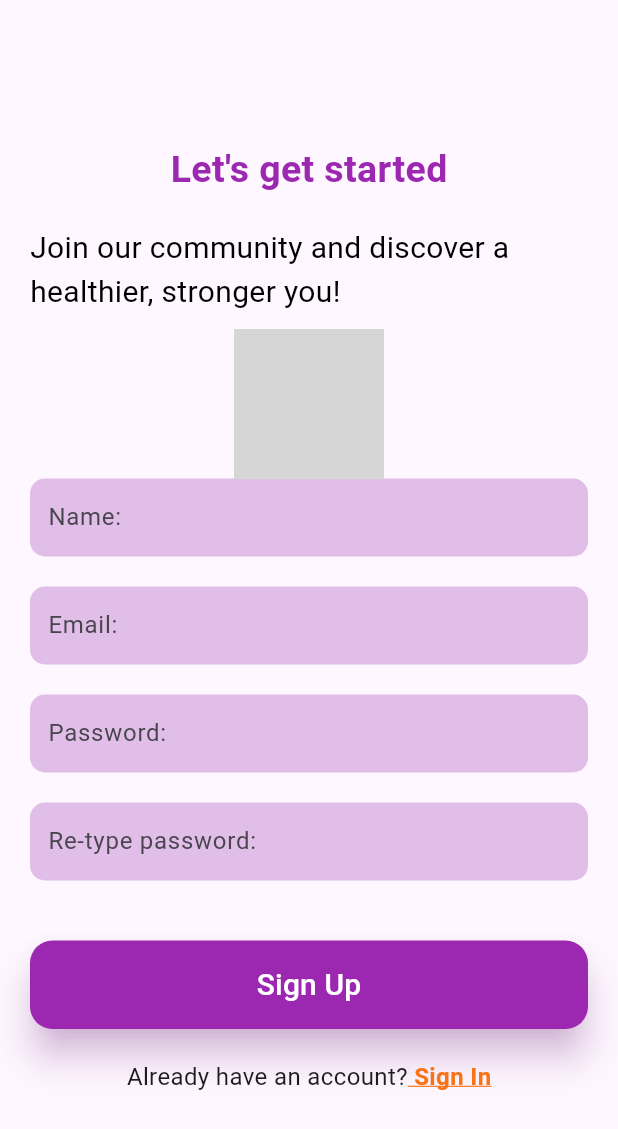
After one commit to youssefalaa10/PureFit, a Flutter app: the SignupScreen screen opened directly, on a phone screen of 412 x 824 dp. The commit adds this screen. Shown: the top 1129 px of the screen. Run offline on Flutter 3.47's test engine with Material 3 defaults, Android fonts, the phone set to English and light mode, and no system bars; our stand-ins replace bloc, dio, dotted_border, flutter_bloc, flutter_screenutil, get_it and 6 more; missing offline and left inert: flutter_ruler_picker; accounts and stored records are empty; statements that could not run were skipped; grey boxes are pictures that could not be loaded.

Commit message:
Added Shima Changes (Login,Welcome,SignUp)

```diff
--- a/lib/Core/Routing/App_Router.dart
+++ b/lib/Core/Routing/App_Router.dart
@@ -2,7 +2,7 @@ import 'package:fitpro/Core/DI/dependency.dart';
 import 'package:fitpro/Core/Shared/Routes.dart';
 import 'package:fitpro/Features/Calories/Ui/calories_screen.dart';
 import 'package:fitpro/Features/Home/home_screen.dart';
-import 'package:fitpro/Features/LoginScreen.dart/Ui/loginPrototyp.dart';
+import 'package:fitpro/Features/LoginScreen.dart%20copy/Ui/login_screen.dart';
 import 'package:fitpro/Features/MyPlan/myplan_screen.dart';
 import 'package:fitpro/Features/Layout/layout_screen.dart';
 import 'package:fitpro/Features/Profile/UI/edit_profile_screen.dart';
@@ -58,7 +58,7 @@ class AppRouter {
       case Routes.sleepScreen:
         return MaterialPageRoute(builder: (_) => const SleepScrean());
       case Routes.loginScreen:
-        return MaterialPageRoute(builder: (_) => const Loginprototyp());
+        return MaterialPageRoute(builder: (_) => const LoginScreen());
       case Routes.exerciseScreen:
         return MaterialPageRoute(builder: (_) => const ExerciseScreen());
       default:
--- a/lib/Features/Exercises/UI/exercise_screen.dart
+++ b/lib/Features/Exercises/UI/exercise_screen.dart
@@ -46,6 +46,7 @@ class ExerciseScreen extends StatelessWidget {
       textColor: Colors.white,
     );
   }
+
   // Program Image
   Widget _buildHeaderImage() {
     return ClipRRect(
--- /dev/null
+++ b/lib/Features/Signup/Ui/signup_screen.dart
@@ -0,0 +1,266 @@
+// ignore_for_file: prefer_const_constructors, prefer_const_literals_to_create_immutables
+
+import 'package:fitpro/Core/Shared/app_colors.dart';
+import 'package:flutter/material.dart';
+
+class SignupScreen extends StatefulWidget {
+  const SignupScreen({super.key});
+
+  @override
+  _SignupScreenState createState() => _SignupScreenState();
+}
+
+class _SignupScreenState extends State<SignupScreen> {
+  bool isHoveredEmail = false; // Hover state for email field
+  bool isHoveredPassword = false; // Hover state for password field
+  FocusNode emailFocusNode = FocusNode();
+  FocusNode passwordFocusNode = FocusNode();
+
+  @override
+  void initState() {
+    super.initState();
+
+    // Adding listeners to focus nodes to detect focus changes
+    emailFocusNode.addListener(() {
+      setState(() {});
+    });
+
+    passwordFocusNode.addListener(() {
+      setState(() {});
+    });
+  }
+
+  @override
+  void dispose() {
+    emailFocusNode.dispose();
+    passwordFocusNode.dispose();
+    super.dispose();
+  }
+
+  @override
+  Widget build(BuildContext context) {
+    return Scaffold(
+      body: SafeArea(
+        child: Container(
+          padding: EdgeInsets.all(20),
+          width: double.infinity,
+          height: double.infinity,
+          child: Column(
+            mainAxisAlignment: MainAxisAlignment.center,
+            crossAxisAlignment: CrossAxisAlignment.center,
+            children: [
+              Text(
+                "Let's get started",
+                textAlign: TextAlign.left,
+                style: TextStyle(
+                  fontSize: 25,
+                  fontWeight: FontWeight.bold,
+                  color: Colors.purple,
+                ),
+              ),
+              SizedBox(height: 20),
+              Text(
+                "Join our community and discover a healthier, stronger you!",
+                textAlign: TextAlign.left,
+                style: TextStyle(
+                  fontSize: 20,
+                  color: Colors.black,
+                ),
+              ),
+              SizedBox(height: 10),
+              Image.asset(
+                "assets/images/logo.png",
+                height: 100,
+              ),
+
+              // Email textfield with icon and border
+              MouseRegion(
+                onEnter: (_) => setState(() => isHoveredEmail = true),
+                onExit: (_) => setState(() => isHoveredEmail = false),
+                child: Container(
+                  decoration: BoxDecoration(
+                    border: Border.all(
+                      color: emailFocusNode.hasFocus || isHoveredEmail
+                          ? Colors.purple[800]!
+                          : Colors.transparent,
+                      width: 2.0,
+                    ),
+                    borderRadius: BorderRadius.circular(10),
+                    color: Colors.purple[100],
+                  ),
+                  padding: EdgeInsets.symmetric(horizontal: 10),
+                  child: Row(
+                    children: [
+                      Expanded(
+                        child: TextField(
+                          focusNode: emailFocusNode,
+                          decoration: InputDecoration(
+                            hintText: "Name:",
+                            border: InputBorder.none, // Remove default border
+                          ),
+                        ),
+                      ),
+                    ],
+                  ),
+                ),
+              ),
+              SizedBox(
+                height: 20,
+              ),
+
+              MouseRegion(
+                onEnter: (_) => setState(() => isHoveredEmail = true),
+                onExit: (_) => setState(() => isHoveredEmail = false),
+                child: Container(
+                  decoration: BoxDecoration(
+                    border: Border.all(
+                      color: emailFocusNode.hasFocus || isHoveredEmail
+                          ? Colors.purple[800]!
+                          : Colors.transparent,
+                      width: 2.0,
+                    ),
+                    borderRadius: BorderRadius.circular(10),
+                    color: Colors.purple[100],
+                  ),
+                  padding: EdgeInsets.symmetric(horizontal: 10),
+                  child: Row(
+                    children: [
+                      Expanded(
+                        child: TextField(
+                          focusNode: emailFocusNode,
+                          decoration: InputDecoration(
+                            hintText: "Email:",
+                            border: InputBorder.none, // Remove default border
+                          ),
+                        ),
+                      ),
+                    ],
+                  ),
+                ),
+              ),
+              SizedBox(
+                height: 20,
+              ),
+
+              MouseRegion(
+                onEnter: (_) => setState(() => isHoveredEmail = true),
+                onExit: (_) => setState(() => isHoveredEmail = false),
+                child: Container(
+                  decoration: BoxDecoration(
+                    border: Border.all(
+                      color: emailFocusNode.hasFocus || isHoveredEmail
+                          ? Colors.purple[800]!
+                          : Colors.transparent,
+                      width: 2.0,
+                    ),
+                    borderRadius: BorderRadius.circular(10),
+                    color: Colors.purple[100],
+                  ),
+                  padding: EdgeInsets.symmetric(horizontal: 10),
+                  child: Row(
+                    children: [
+                      Expanded(
+                        child: TextField(
+                          focusNode: emailFocusNode,
+                          decoration: InputDecoration(
+                            hintText: "Password:",
+                            border: InputBorder.none, // Remove default border
+                          ),
+                        ),
+                      ),
+                    ],
+                  ),
+                ),
+              ),
+
+              SizedBox(
+                height: 20,
+              ),
+
+              MouseRegion(
+                onEnter: (_) => setState(() => isHoveredEmail = true),
+                onExit: (_) => setState(() => isHoveredEmail = false),
+                child: Container(
+                  decoration: BoxDecoration(
+                    border: Border.all(
+                      color: emailFocusNode.hasFocus || isHoveredEmail
+                          ? Colors.purple[800]!
+                          : Colors.transparent,
+                      width: 2.0,
+                    ),
+                    borderRadius: BorderRadius.circular(10),
+                    color: Colors.purple[100],
+                  ),
+                  padding: EdgeInsets.symmetric(horizontal: 10),
+                  child: Row(
+                    children: [
+                      Expanded(
+                        child: TextField(
+                          focusNode: emailFocusNode,
+                          decoration: InputDecoration(
+                            hintText: "Re-type password:",
+                            border: InputBorder.none, // Remove default border
+                          ),
+                        ),
+                      ),
+                    ],
+                  ),
+                ),
+              ),
+
+              SizedBox(height: 20),
+
+              SizedBox(height: 20),
+              // Signup Button
+              SizedBox(
+                width: double.infinity, // Full width
+                child: ElevatedButton(
+                  onPressed: () {},
+                  style: ElevatedButton.styleFrom(
+                    backgroundColor: Colors.purple,
+                    padding: EdgeInsets.symmetric(
+                        vertical: 15), // Adjust height only
+                    shape: RoundedRectangleBorder(
+                      borderRadius: BorderRadius.circular(15),
+                    ),
+                    elevation: 10,
+                    shadowColor: Colors.purple.withOpacity(0.5),
+                  ),
+                  child: Text(
+                    "Sign Up",
+                    style: TextStyle(
+                      fontSize: 20,
+                      color: Colors.white,
+                    ),
+                  ),
+                ),
+              ),
+              SizedBox(height: 20),
+              Row(
+                mainAxisAlignment: MainAxisAlignment.center,
+                children: [
+                  Text(
+                    'Already have an account?',
+                    style: TextStyle(
+                      fontSize: 16,
+                    ),
+                  ),
+                  Text(
+                    ' Sign In',
+                    style: TextStyle(
+                      fontSize: 16,
+                      fontWeight: FontWeight.bold,
+                      color: ColorManager.primaryColor,
+                      decoration: TextDecoration.underline,
+                      decorationColor: ColorManager.primaryColor,
+                    ),
+                  ),
+                ],
+              ),
+            ],
+          ),
+        ),
+      ),
+    );
+  }
+}
```
Also changed, not shown: lib/Features/LoginScreen.dart/Ui/loginPrototyp.dart (deleted, +0 -43 lines), lib/Features/LoginScreen.dart/Ui/login_screen.dart (added, +254 -0 lines), lib/Features/Welcome/welcome_screen.dart (added, +91 -0 lines).
